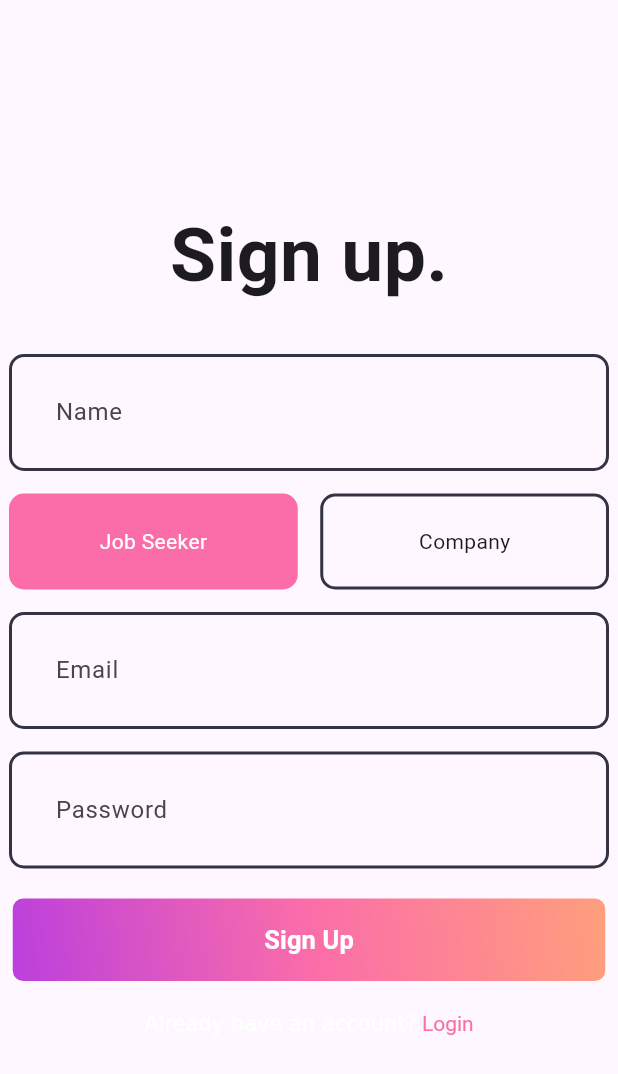
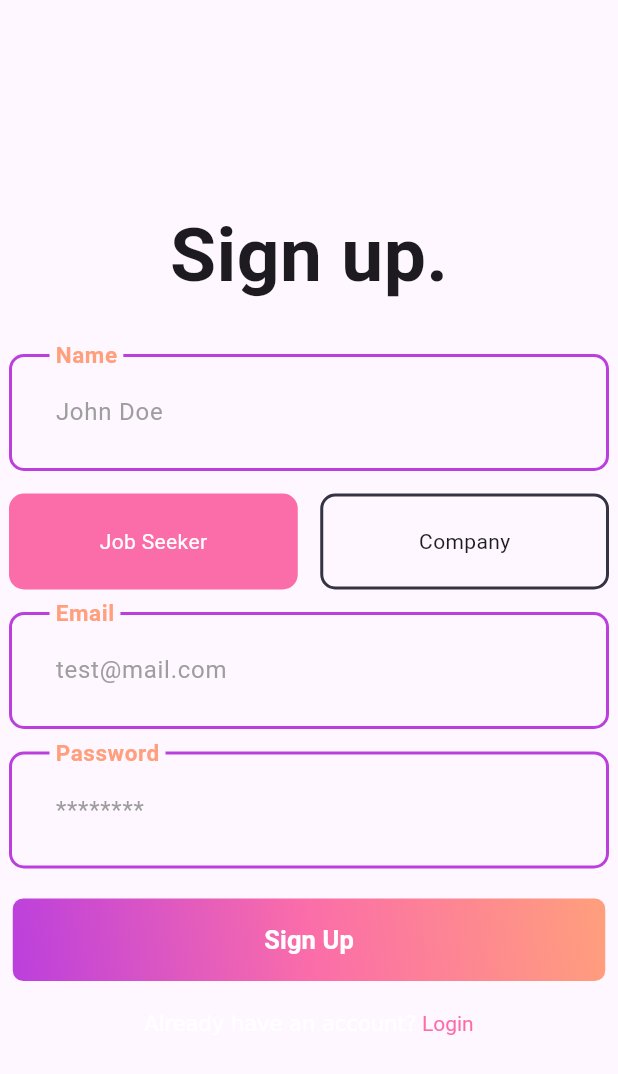
Before and after one commit to edwinkesuma/JobBoard-Flutter, a Flutter app: the RegisterPage screen opened by its route, on a phone screen of 412 x 824 dp. Shown: the top 1074 px of the screen. Run offline on Flutter 3.47's test engine with Material 3 defaults, Android fonts, the phone set to English and light mode, and no system bars; our stand-ins replace bloc, dartz, dio, equatable, flutter_bloc, flutter_secure_storage and 4 more; accounts and stored records are empty.

Commit message:
feat: add label and change border color of custom text field

```diff
--- a/lib/core/widgets/job_board_text_field.dart
+++ b/lib/core/widgets/job_board_text_field.dart
@@ -3,12 +3,14 @@ import 'package:job_board/core/constants/app_color.dart';
 
 class JobBoardTextField extends StatelessWidget {
   final String hintText;
+  final String label;
   final TextEditingController controller;
 
   const JobBoardTextField({
     super.key,
     required this.hintText,
     required this.controller,
+    required this.label,
   });
 
   @override
@@ -18,9 +20,16 @@ class JobBoardTextField extends StatelessWidget {
       child: TextFormField(
         controller: controller,
         decoration: InputDecoration(
+          label: Text(label),
+          floatingLabelBehavior: FloatingLabelBehavior.always,
+          labelStyle: TextStyle(
+            fontSize: 20,
+            fontWeight: FontWeight.w600,
+            color: AppColor.gradient3,
+          ),
           contentPadding: const EdgeInsets.all(27),
           enabledBorder: OutlineInputBorder(
-            borderSide: BorderSide(color: AppColor.borderColor, width: 2),
+            borderSide: BorderSide(color: AppColor.gradient1, width: 2),
             borderRadius: BorderRadius.circular(10),
           ),
           focusedBorder: OutlineInputBorder(
@@ -28,6 +37,7 @@ class JobBoardTextField extends StatelessWidget {
             borderRadius: BorderRadius.circular(10),
           ),
           hintText: hintText,
+          hintStyle: TextStyle(color: Colors.grey),
         ),
       ),
     );
--- a/lib/features/auth/presentation/pages/login/large_login_page.dart
+++ b/lib/features/auth/presentation/pages/login/large_login_page.dart
@@ -77,12 +77,14 @@ class LargeLoginPage extends StatelessWidget {
                               child: Column(
                                 children: [
                                   JobBoardTextField(
-                                    hintText: 'Email',
+                                    label: "Email",
+                                    hintText: 'test@mail.com',
                                     controller: emailController,
                                   ),
                                   const SizedBox(height: 15),
                                   JobBoardTextField(
-                                    hintText: 'Password',
+                                    label: "Password",
+                                    hintText: "********",
                                     controller: passwordController,
                                   ),
                                   const SizedBox(height: 20),
--- a/lib/features/auth/presentation/pages/register/small_register_page.dart
+++ b/lib/features/auth/presentation/pages/register/small_register_page.dart
@@ -36,14 +36,23 @@ class SmallRegisterPage extends StatelessWidget {
             style: TextStyle(fontWeight: FontWeight.bold, fontSize: 50),
           ),
           const SizedBox(height: 30),
-          JobBoardTextField(hintText: 'Name', controller: nameController),
+          JobBoardTextField(
+            label: "Name",
+            hintText: "John Doe",
+            controller: nameController,
+          ),
           const SizedBox(height: 15),
           roles,
           const SizedBox(height: 15),
-          JobBoardTextField(hintText: 'Email', controller: emailController),
+          JobBoardTextField(
+            label: "Email",
+            hintText: "test@mail.com",
+            controller: emailController,
+          ),
           const SizedBox(height: 15),
           JobBoardTextField(
-            hintText: 'Password',
+            label: "Password",
+            hintText: "********",
             controller: passwordController,
           ),
           const SizedBox(height: 20),
```
Also changed, not shown: lib/features/auth/presentation/pages/login/small_login_page.dart (+7 -2 lines), lib/features/auth/presentation/pages/register/large_register_page.dart (+6 -3 lines).
